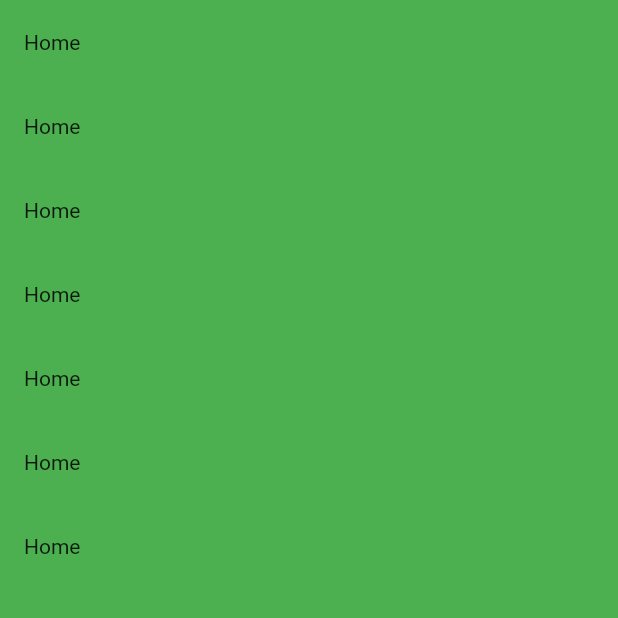
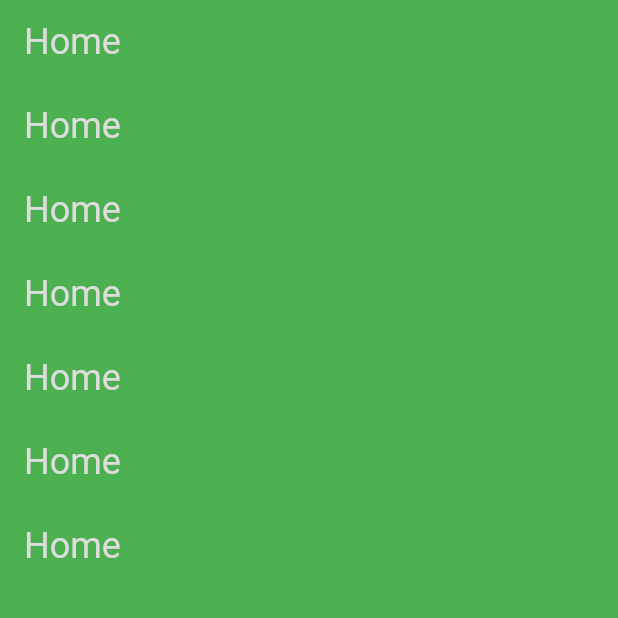
Before and after one commit to chizakasipascal/Delicious, a Flutter app: the screen it shows after launch, on a phone screen of 412 x 824 dp, the top half of it. Run offline on Flutter 3.47's test engine with Material 2 defaults, Android fonts, the phone set to English and light mode, and no system bars; our stand-ins replace google_fonts.

```diff
--- a/lib/src/views/widgets/customerDrawer.dart
+++ b/lib/src/views/widgets/customerDrawer.dart
@@ -1,5 +1,5 @@
-import 'package:bonappetit/src/const/app_theme.dart';
 import 'package:bonappetit/src/data/data.dart';
+import 'package:bonappetit/src/utils/utils.dart';
 import 'package:flutter/material.dart';
 
 class CustomerDrawer extends StatelessWidget {
@@ -17,13 +17,13 @@ class CustomerDrawer extends StatelessWidget {
         children: DrawerData.all
             .map(
               (e) => ListTile(
-                title: Text(e.title, style: themeData.textTheme.bodyText2
-
-                    // Theme.of(context)
-                    //     .textTheme
-                    //     .headline5
-                    //     ?.copyWith(color: kWhiteGreyColor),
-                    ),
+                title: Text(
+                  e.title,
+                  style: Theme.of(context)
+                      .textTheme
+                      .headline5
+                      ?.copyWith(color: kWhiteGreyColor),
+                ),
                 onTap: () {},
               ),
             )
```
Also changed, not shown: 5 other files.
